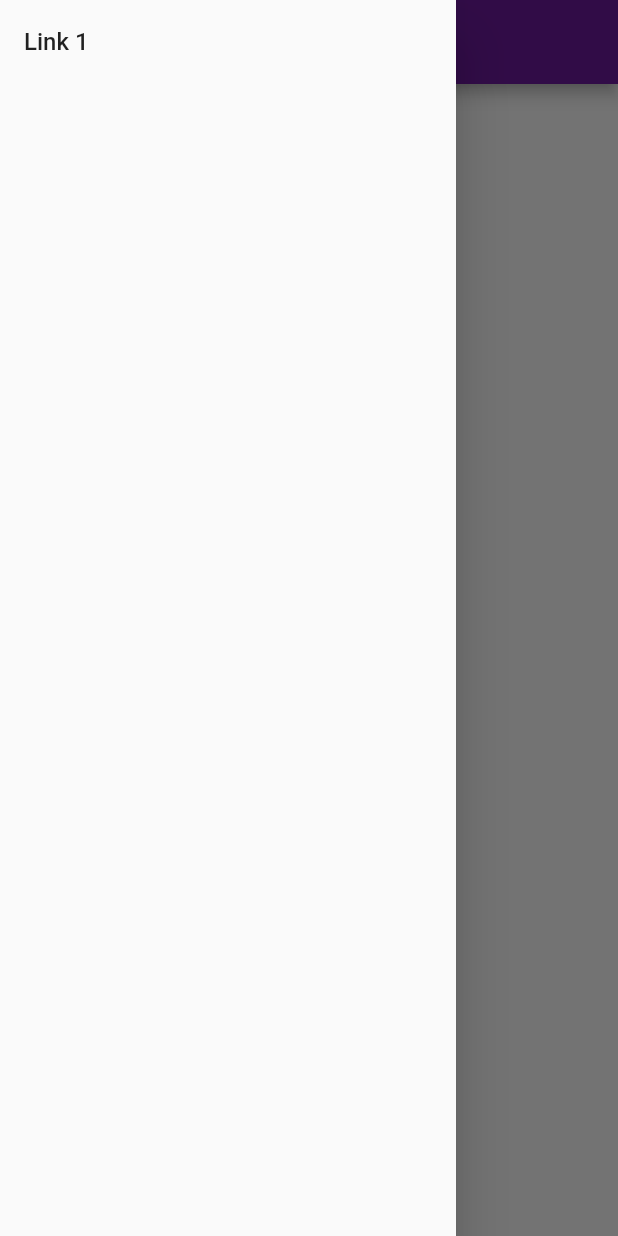
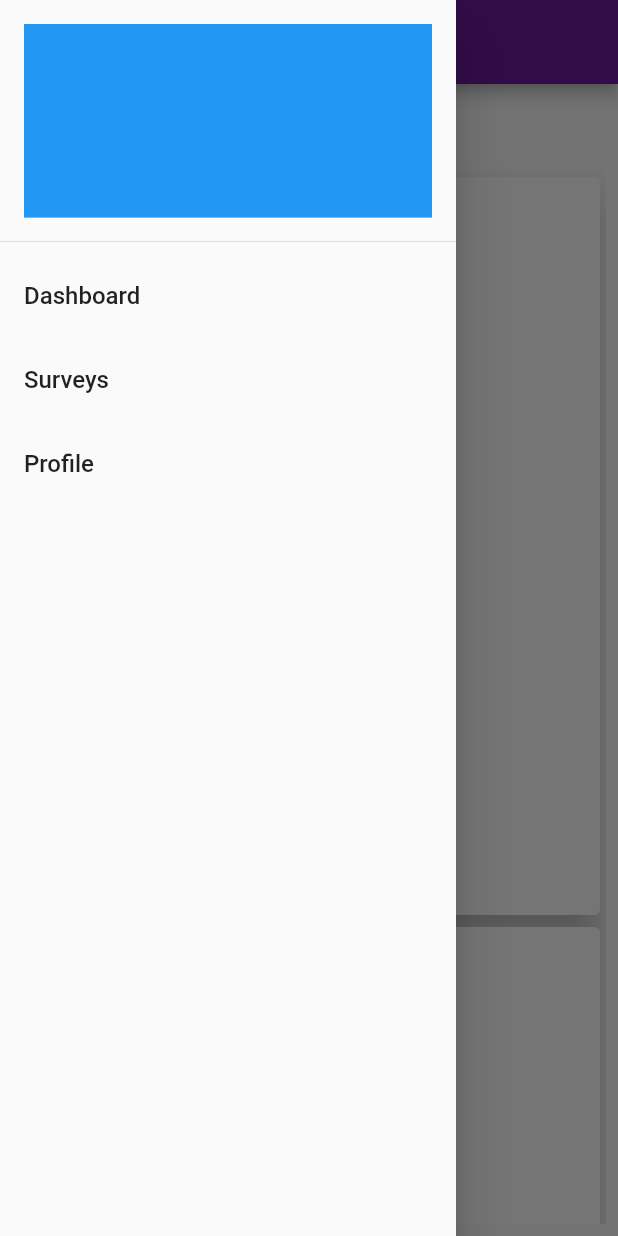
Before and after one commit to ratneshkarbhari/88zw, a Flutter app: the Dashboard screen opened by its route, with the side drawer open, on a phone screen of 412 x 824 dp. Run offline on Flutter 3.47's test engine with Material 2 defaults, Android fonts, the phone set to English and light mode, and no system bars; our stand-ins replace shared_preferences; accounts and stored records are empty; Roboto replaces fonts that are missing (Hind).

Commit message:
dashboard page loaded

```diff
--- a/survey/lib/main.dart
+++ b/survey/lib/main.dart
@@ -1,6 +1,8 @@
 import 'package:flutter/material.dart';
 import 'package:shared_preferences/shared_preferences.dart';
 import 'screens/login.dart';
+import 'screens/surveys.dart';
+import 'screens/profile.dart';
 import 'screens/dashboard.dart';
 import 'utils/Constants.dart';
 
@@ -15,10 +17,8 @@ Future main() async {
       brightness: Brightness.light,
       primaryColor: Colors.purple[800],
       accentColor: Colors.green[600],
-
       // Define the default font family.
       fontFamily: 'Roboto',
-
       // Define the default TextTheme. Use this to specify the default
       // text styling for headlines, titles, bodies of text, and more.
       textTheme: TextTheme(
@@ -33,6 +33,8 @@ Future main() async {
     ),
     routes: {
       "/dashboard": (context) => Dashboard(),
+      "/surveys": (context) => Surveys(),
+      "/profile" : (context) => Profile()
     },
   ));
 }
--- a/survey/lib/screens/dashboard.dart
+++ b/survey/lib/screens/dashboard.dart
@@ -1,23 +1,60 @@
 import 'package:flutter/material.dart';
+import 'package:survey/templates/drawerclass.dart';
+import '../utils/Constants.dart';
 
-class Dashboard extends StatelessWidget {
+class Dashboard extends StatefulWidget {
+  @override
+  _DashboardState createState() => _DashboardState();
+}
+
+class _DashboardState extends State<Dashboard> {
+  final prefs = Constants.prefs;
+
   @override
   Widget build(BuildContext context) {
     return Scaffold(
-      drawer: Drawer(
-        child: ListView(
-          children: [
-            ListTile(
-              title: Text("Link 1"),
-            )
-          ],
+      drawer: DrawerClass(),
+      appBar: AppBar(
+        title: Text("Dashboard"),
+      ),
+      body: Padding(
+        padding: const EdgeInsets.all(8.0),
+        child: Container(
+          child: ListView(
+            children: [
+              SizedBox(height: 15.0,),
+              Text("Welcome "+prefs.getString("first_name"),style: TextStyle(fontSize: 30.0),),
+              Container(
+                height: 500,
+                child: GestureDetector(
+                  onTap: () {
+                    Navigator.pushNamed(context,"/surveys");
+                  },
+                  child: Card(
+                    elevation: 10.0,
+                    child: Text(
+                      "Surveys"
+                    ),
+                  ),
+                ),
+              ),
+              Container(
+                height: 500,
+                child: GestureDetector(
+                  onTap: () {
+                    Navigator.pushNamed(context,"/profile");
+                  },
+                  child: Card(
+                    elevation: 10.0,
+                    child: Text(
+                      "Profile"
+                    ),
+                  ),
+                ),
+              ),
+            ],
+          ),
         ),
-      ),
-      appBar: AppBar(
-        title: Text("88Zw Survey"),
-      ),
-      body: Container(
-        child: Text("DAshboard"),
       ),
     );
   }
--- a/survey/lib/screens/login.dart
+++ b/survey/lib/screens/login.dart
@@ -3,7 +3,6 @@ import 'package:flutter/material.dart';
 import 'package:shared_preferences/shared_preferences.dart';
 import '../controllers/authentication.dart';
 import '../utils/Constants.dart';
-import 'dashboard.dart';
 
 class Login extends StatefulWidget {
   @override
--- /dev/null
+++ b/survey/lib/screens/profile.dart
@@ -0,0 +1,10 @@
+import 'package:flutter/material.dart';
+
+class Profile extends StatelessWidget {
+  @override
+  Widget build(BuildContext context) {
+    return Container(
+
+    );
+  }
+}
--- /dev/null
+++ b/survey/lib/screens/surveys.dart
@@ -0,0 +1,10 @@
+import 'package:flutter/material.dart';
+
+class Surveys extends StatelessWidget {
+  @override
+  Widget build(BuildContext context) {
+    return Container(
+
+    );
+  }
+}
--- /dev/null
+++ b/survey/lib/templates/drawerclass.dart
@@ -0,0 +1,49 @@
+import 'package:flutter/material.dart';
+import '../utils/Constants.dart';
+
+class DrawerClass extends StatefulWidget {
+  @override
+  _DrawerClassState createState() => _DrawerClassState();
+}
+
+class _DrawerClassState extends State<DrawerClass> {
+
+  final prefs = Constants.prefs;
+
+  @override
+  Widget build(BuildContext context) {
+    return Drawer(
+      child: ListView(
+        children: [
+          DrawerHeader(
+            child: UserAccountsDrawerHeader(
+              accountName: Text(prefs.getString("first_name")),
+              accountEmail: Text(prefs.getString("mobile_number")),
+            ),
+            decoration: BoxDecoration(
+              color: Colors.transparent,
+            ),
+          ),
+          ListTile(
+            title: Text("Dashboard"),
+            onTap: () {
+              Navigator.pushNamed(context, "/dashboard");
+            },
+          ),
+          ListTile(
+            title: Text("Surveys"),
+            onTap: () {
+              Navigator.pushNamed(context, "/surveys");
+            },
+          ),
+          ListTile(
+            title: Text("Profile"),
+            onTap: () {
+              Navigator.pushNamed(context, "/profile");
+            },
+          )
+        ],
+      ),
+    );
+  }
+}
```
Also changed, not shown: survey/lib/screens/addentry.dart (added).
